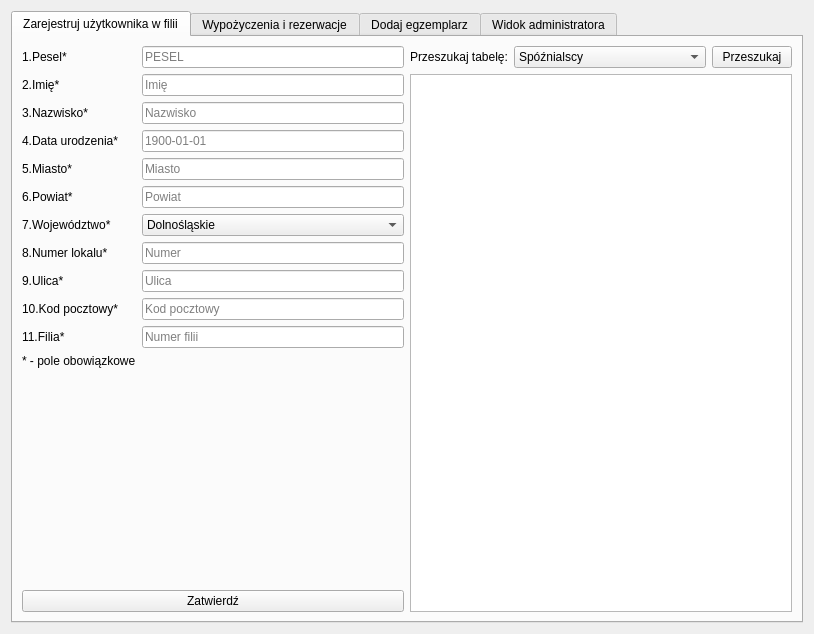
Qt form UI/main_window.ui (Ambulanss/library-app) before a commit.
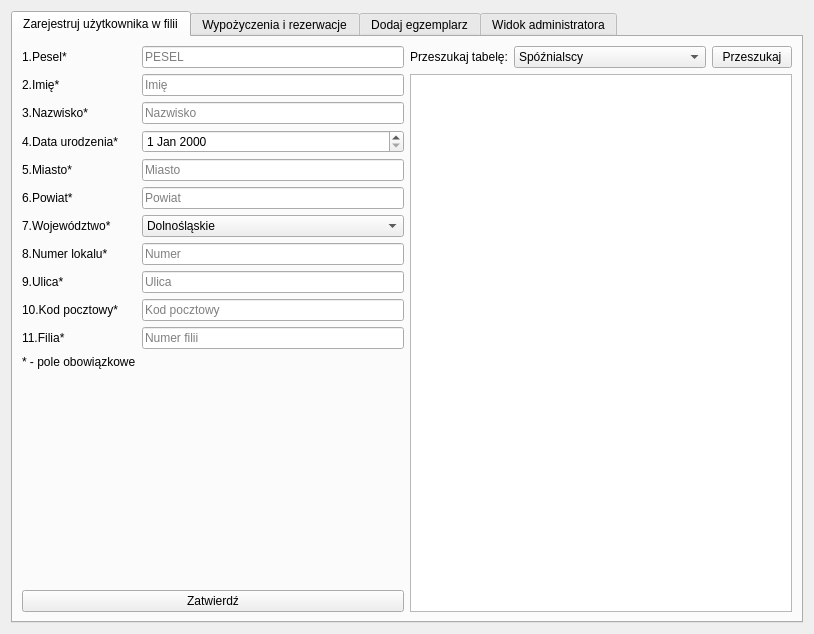
The same form after that commit. The open tabs and pages were chosen to show the change.

What changed in the file:
```diff
--- a/UI/main_window.ui
+++ b/UI/main_window.ui
@@ -116,22 +116,6 @@
                </property>
               </widget>
              </item>
-             <item row="3" column="1">
-              <widget class="QLineEdit" name="lineEdit_1_4">
-               <property name="inputMethodHints">
-                <set>Qt::ImhDate</set>
-               </property>
-               <property name="text">
-                <string/>
-               </property>
-               <property name="maxLength">
-                <number>10</number>
-               </property>
-               <property name="placeholderText">
-                <string notr="true">1900-01-01</string>
-               </property>
-              </widget>
-             </item>
              <item row="4" column="0">
               <widget class="QLabel" name="label_10">
                <property name="text">
@@ -326,6 +310,9 @@
                </item>
               </widget>
              </item>
+             <item row="3" column="1">
+              <widget class="QDateEdit" name="dateEdit"/>
+             </item>
             </layout>
            </item>
           </layout>
```
Left out of the diff: 3 changed lines with no effect on the pictures.
